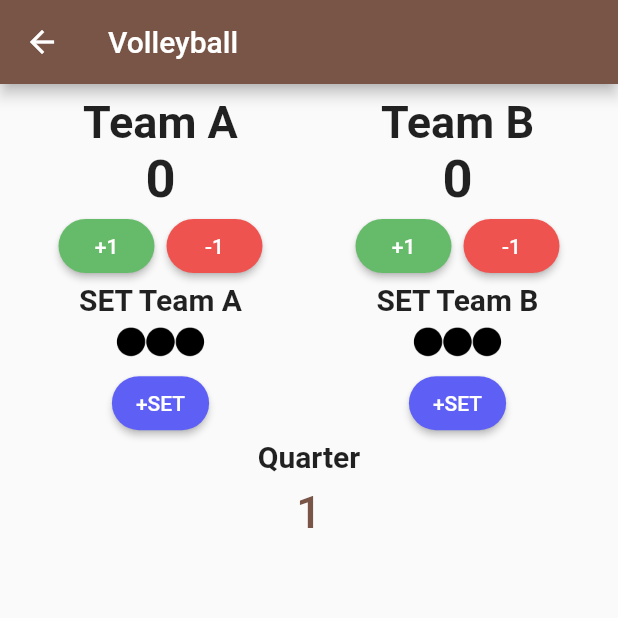
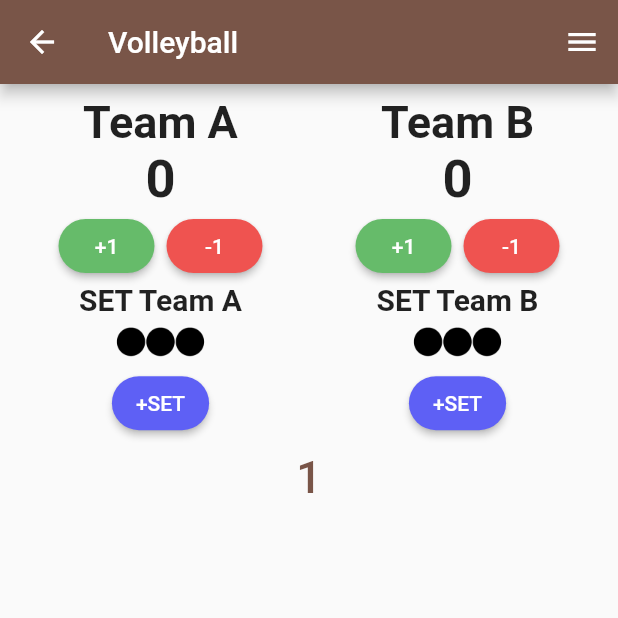
Before and after one commit to Methapon2001/rmutl-scoreboard, a Flutter app: the VolleyballPage screen opened directly, on a phone screen of 412 x 824 dp, the top half of it. Run offline on Flutter 3.47's test engine with Material 2 defaults, Android fonts, the light colour scheme and no system bars; statements that could not run were skipped.

Commit message:
small adjustment

```diff
--- a/lib/views/volleyball.dart
+++ b/lib/views/volleyball.dart
@@ -1,10 +1,11 @@
 import "package:flutter/material.dart";
-import 'package:scoreboard/widgets/menu.dart';
 import 'package:provider/provider.dart';
 import 'package:scoreboard/models/volleyball/score.dart';
 import 'package:scoreboard/widgets/button_score.dart';
 import 'package:scoreboard/widgets/button_set.dart';
 import 'package:scoreboard/widgets/button_quarter.dart';
+import 'package:scoreboard/widgets/menu.dart';
+import 'package:scoreboard/widgets/teamname.dart';
 
 class VolleyballPage extends StatefulWidget {
   const VolleyballPage({super.key});
@@ -20,6 +21,7 @@ class _VolleyballPageState extends State<VolleyballPage> {
       appBar: AppBar(
         title: const Text("Volleyball"),
       ),
+      endDrawer: const MenuDrawer(index: 2),
       body: Center(
         child: Padding(
           padding: const EdgeInsets.all(8.0),
@@ -30,11 +32,7 @@ class _VolleyballPageState extends State<VolleyballPage> {
                 children: [
                   Column(
                     children: <Widget>[
-                      const Text(
-                        'Team A',
-                        style: TextStyle(
-                            fontSize: 30, fontWeight: FontWeight.bold),
-                      ),
+                      const TeamName(team: 1),
                       Text('${context.watch<ScoreVolleyball>().getScoreTeam1}',
                           style: const TextStyle(
                               fontSize: 35, fontWeight: FontWeight.bold)),
@@ -50,11 +48,7 @@ class _VolleyballPageState extends State<VolleyballPage> {
                   ),
                   Column(
                     children: <Widget>[
-                      const Text(
-                        'Team B',
-                        style: TextStyle(
-                            fontSize: 30, fontWeight: FontWeight.bold),
-                      ),
+                      const TeamName(team: 2),
                       Text('${context.watch<ScoreVolleyball>().getScoreTeam2}',
                           style: const TextStyle(
                               fontSize: 35, fontWeight: FontWeight.bold)),
@@ -70,10 +64,6 @@ class _VolleyballPageState extends State<VolleyballPage> {
                   ),
                 ],
               ),
-              const Text(
-                'Quarter',
-                style: TextStyle(fontSize: 20, fontWeight: FontWeight.bold),
-              ),
               const ButtonQuarter(sport: 2),
             ],
           ),
```
Also changed, not shown: lib/views/basketball.dart (+5 -18 lines).
